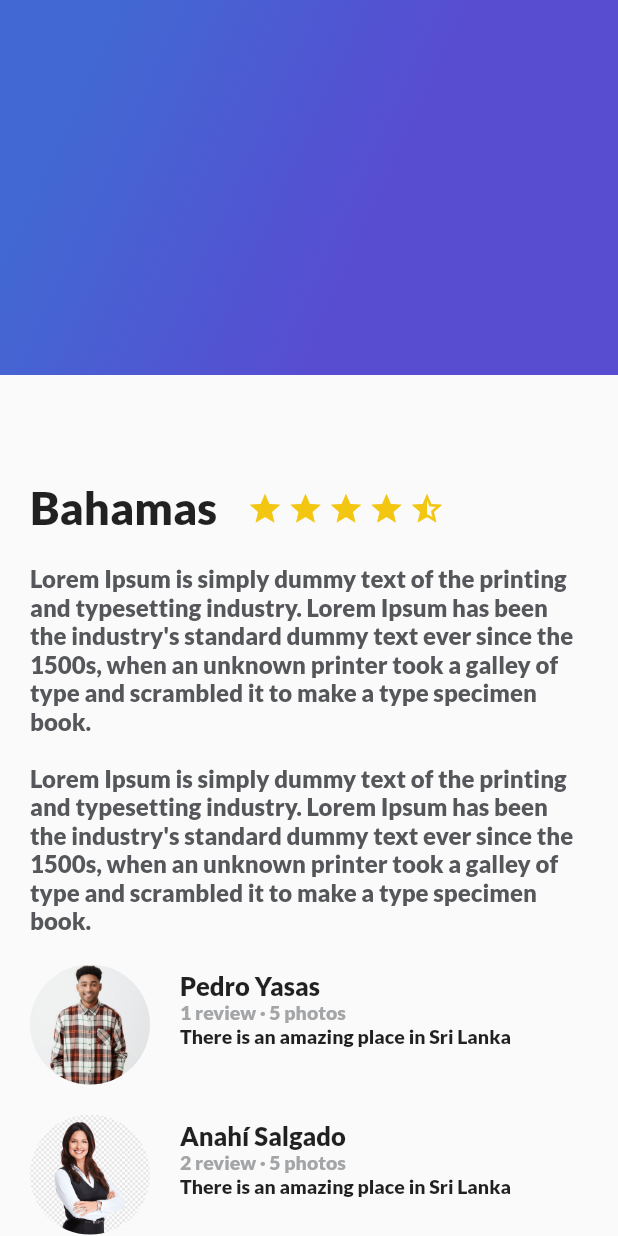
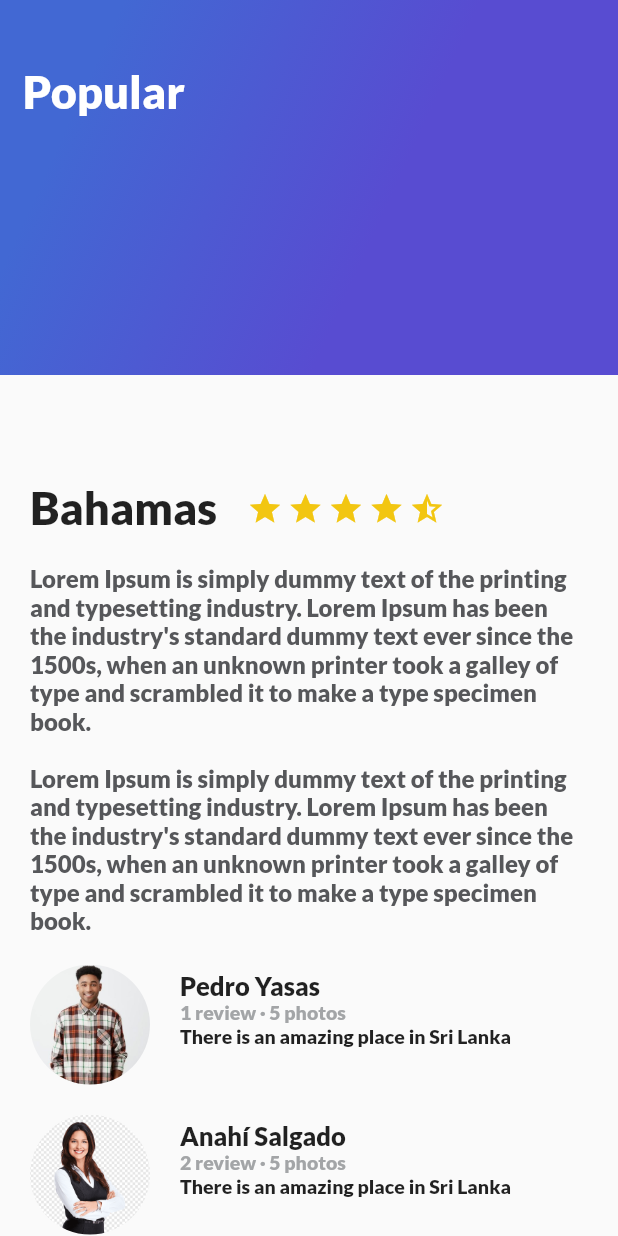
Before and after one commit to makyp/practicaFlutter, a Flutter app: the screen it shows after launch, on a phone screen of 412 x 824 dp. Run offline on Flutter 3.47's test engine with Material 2 defaults, Android fonts, the phone set to English and light mode, and no system bars.

Commit message:
Se incorporo el titulo a la aplicacion

```diff
--- a/lib/gradient_back.dart
+++ b/lib/gradient_back.dart
@@ -1,6 +1,11 @@
 import 'package:flutter/material.dart';
 
 class GradientBack extends StatelessWidget {
+
+
+  String title ="Popular";
+  GradientBack(this.title);
+
   @override
   Widget build(BuildContext context) {
     // TODO: implement build
@@ -16,8 +21,19 @@ class GradientBack extends StatelessWidget {
               end: FractionalOffset(1.0, 0.6),
                 stops: [0.0, 0.6],
                 tileMode: TileMode.clamp
+
           )
       ),
+      child: Text(
+        title,
+        style: TextStyle(
+          color: Colors.white,
+          fontSize: 30.0,
+          fontFamily: "Lato",
+          fontWeight: FontWeight.bold,
+        ),
+      ),
+      alignment: Alignment(-0.9,-0.6),
     );
   }
 
--- a/lib/main.dart
+++ b/lib/main.dart
@@ -58,7 +58,7 @@ class _MyHomePageState extends State<MyHomePage> {
 
     ],
     ),
-    GradientBack()
+    GradientBack("Popular")
     ],
     ),
     )
```
Lines whose indentation alone changed are shown as unchanged.
